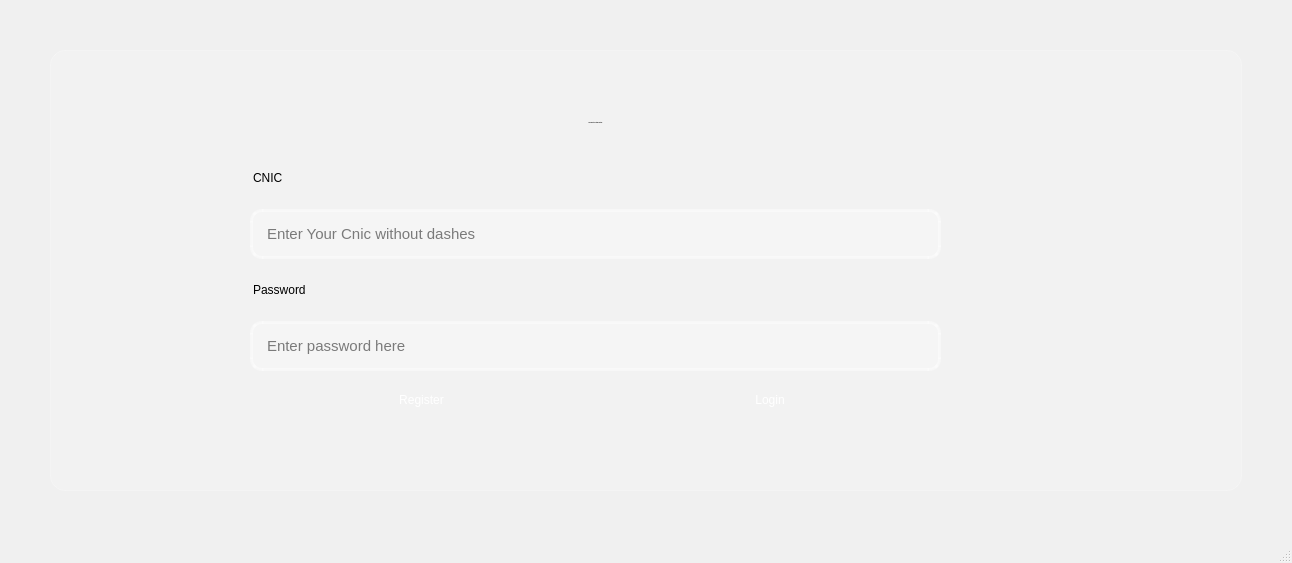
The window that Experiment/mainwindow.ui (hassanshakil22/QT-E-voting) describes before a commit, drawn with Qt 5.
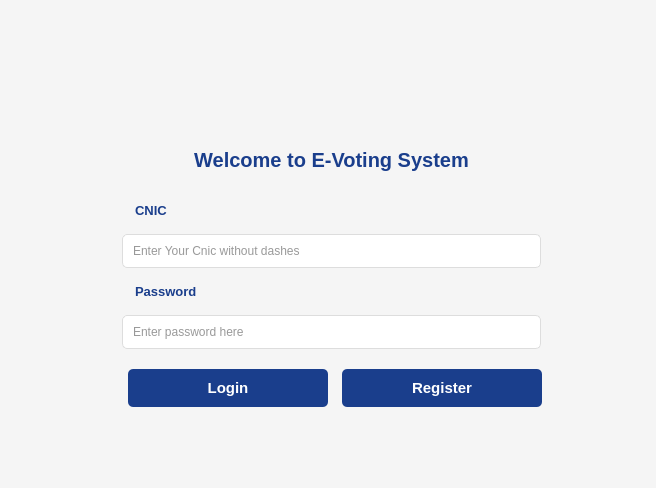
The same window after the commit. Icons and pictures are not drawn.

```diff
--- a/Experiment/mainwindow.ui
+++ b/Experiment/mainwindow.ui
@@ -6,8 +6,8 @@
    <rect>
     <x>0</x>
     <y>0</y>
-    <width>1292</width>
-    <height>563</height>
+    <width>656</width>
+    <height>488</height>
    </rect>
   </property>
   <property name="minimumSize">
@@ -20,74 +20,54 @@
    <string>E-Voting Login Page</string>
   </property>
   <property name="styleSheet">
-   <string notr="true">QLineEdit:error {
-    border: 2px solid #ff4444;
-    background-color: #ffeeee;
+   <string notr="true">QWidget {
+    background-color: #f5f5f5;
 }
 QMessageBox {
     font: 14px &quot;Segoe UI&quot;;
 }
 
-QMessageBox QLabel#qt_msgbox_label {
-    min-width: 300px;
+/* Dark Mode Example */
+QWidget {
+    background-color: #2d3748;
+    color: white;  /* Text color */
 }
-QMainWindow {
-    background-color: #f0f0f0; /* Changed to a solid background color */
-}
 
-/* Central container with glass morphism effect */
-#centralwidget {
-    background: rgba(255, 255, 255, 0.15);
-    border-radius: 15px;
-    border: 1px solid rgba(255, 255, 255, 0.2);
-    padding: 30px;
-    margin: 50px;
+QLineEdit, QPushButton {
+    background-color: white;  /* Input fields/buttons stand out */
+    color: #333333;
 }
-
-/* Title label */
-#welcome_label {
-    font: bold 28px &quot;Segoe UI&quot;, Arial;
-    color: black; /* Changed to black */
-    letter-spacing: 2px;
-    text-transform: uppercase;
-    qproperty-alignment: 'AlignCenter';
-    margin-bottom: 30px;
+/* Main Window */
+QWidget {
+    background-color: #f5f5f5;  /* Light gray */
+    font-family: 'Segoe UI';
 }
 
-/* Form labels */
-QLabel {
-    font: bold 16px &quot;Segoe UI&quot;;
-    color: black; /* Changed to black */
-    margin-bottom: 2px;
+/* Title */
+#log_label {
+    font-size: 20px;
+    font-weight: bold;
+    color: #1a3e8c;  /* Navy blue */
+    padding: 10px;
 }
 
-/* Input fields with modern styling */
+/* Input Fields */
 QLineEdit {
-    background: rgba(255, 255, 255, 0.25);
-    border: 3px solid rgba(255, 255, 255, 0.4);
-    border-radius: 12px;
-    padding: 12px;
-    color: black; /* Changed to black */
-    font-size: 15px;
-    margin-bottom: 2px;
-    selection-background-color: #4facfe;
+    background: white;
+    border: 1px solid #ddd;
+    border-radius: 5px;
+    padding: 8px;
+    margin: 0px 0;
 }
 
-QLineEdit:focus {
-    border-color: rgba(79, 172, 254, 0.8);
-    background: rgba(255, 255, 255, 0.3);
-}
-
-/* Buttons with gradient and animation */
+/* Buttons */
 QPushButton {
-    background: qlineargradient(x1:0, y1:0, x2:1, y2:0,
-                              stop:0 #4facfe, stop:1 #00f2fe);
+    background-color: #1a3e8c;  /* Navy blue */
     color: white;
-    font: bold 16px &quot;Segoe UI&quot;;
-    border-radius: 8px;
-    padding: 14px 24px;
     border: none;
-    min-width: 120px;
+    border-radius: 5px;
+    padding: 10px;
+    margin: 10px 0;
 }
 
 QPushButton:hover {
@@ -95,33 +75,84 @@
                               stop:0 #00f2fe, stop:1 #4facfe);
 }
 
-/* Login container */
-#login_container {
-    background: rgba(255, 255, 255, 0.1);
-    border-radius: 15px;
-    padding: 30px;
-    border: 1px solid rgba(255, 255, 255, 0.15);
+QMessageBox QLabel {
+    font-size: 14pt;
+    font-weight: bold;
+    color: rgb(26, 62, 140);
 }
 
-/* Logo styling */
-#logo_label {
-    qproperty-alignment: 'AlignCenter';
-    margin-bottom: 15px;
-    qproperty-pixmap: url(:/icons/app_logo.png);
+QMessageBox QPushButton {
+    background-color: rgb(26, 62, 140) /* Green buttons */
+    color: rgb(255, 255, 255);
+    padding: 6px 12px;
+    border-radius: 5px;
 }
-</string>
+
+QMessageBox QPushButton:hover {
+    background-color: rgb(255, 255, 255);
+}</string>
   </property>
   <widget class="QWidget" name="centralwidget">
-   <widget class="QWidget" name="verticalLayoutWidget">
+   <layout class="QHBoxLayout" name="horizontalLayout_2">
+    <item>
+     <widget class="QLabel" name="label_3">
+      <property name="text">
+       <string/>
+      </property>
+     </widget>
+    </item>
+    <item>
+     <layout class="QVBoxLayout" name="verticalLayout">
+      <property name="leftMargin">
+       <number>30</number>
+      </property>
+      <property name="topMargin">
+       <number>40</number>
+      </property>
+      <property name="rightMargin">
+       <number>30</number>
+      </property>
+      <property name="bottomMargin">
+       <number>40</number>
+      </property>
+      <item>
+       <widget class="QWidget" name="widget_box_header" native="true">
+        <property name="minimumSize">
+         <size>
+          <width>80</width>
+          <height>80</height>
+         </size>
+        </property>
+        <property name="sizeIncrement">
+         <size>
+          <width>200</width>
+          <height>100</height>
+         </size>
+        </property>
+        <property name="baseSize">
+         <size>
+          <width>200</width>
+          <height>100</height>
+         </size>
+        </property>
+        <widget class="QLabel" name="label_4">
     <property name="geometry">
      <rect>
-      <x>250</x>
-      <y>100</y>
-      <width>691</width>
-      <height>321</height>
-     </rect>
-    </property>
-    <layout class="QVBoxLayout" name="verticalLayout_2">
+           <x>240</x>
+           <y>0</y>
+           <width>101</width>
+           <height>81</height>
+          </rect>
+         </property>
+         <property name="text">
+          <string/>
+         </property>
+         <property name="pixmap">
+          <pixmap resource="image.qrc">:/New folder/logo.png</pixmap>
+         </property>
+        </widget>
+       </widget>
+      </item>
      <item>
       <widget class="QLabel" name="log_label">
        <property name="font">
@@ -144,7 +175,28 @@
       </widget>
      </item>
      <item>
+       <widget class="QWidget" name="widget_2" native="true">
+        <layout class="QVBoxLayout" name="verticalLayout_3">
+         <property name="leftMargin">
+          <number>70</number>
+         </property>
+         <property name="topMargin">
+          <number>2</number>
+         </property>
+         <property name="rightMargin">
+          <number>70</number>
+         </property>
+         <property name="bottomMargin">
+          <number>0</number>
+         </property>
+         <item>
       <widget class="QLabel" name="label">
+           <property name="styleSheet">
+            <string notr="true">  font-size: 13px;
+    font-weight: bold;
+    color: #1a3e8c;  /* Navy blue */
+    padding: 10px;</string>
+           </property>
        <property name="text">
         <string>CNIC</string>
        </property>
@@ -163,11 +215,10 @@
      <item>
       <widget class="QLabel" name="label_2">
        <property name="styleSheet">
-        <string notr="true">QMainWindow {
-    background-image: url(:/resources/);
-    background-position: center;
-    background-repeat: no-repeat;
-}</string>
+            <string notr="true">  font-size: 13px;
+    font-weight: bold;
+    color: #1a3e8c;  /* Navy blue */
+    padding: 10px;</string>
        </property>
        <property name="text">
         <string>Password</string>
@@ -184,15 +235,27 @@
        </property>
       </widget>
      </item>
+        </layout>
+       </widget>
+      </item>
      <item>
+       <widget class="QWidget" name="widget" native="true">
       <layout class="QHBoxLayout" name="horizontalLayout">
-       <item>
-        <widget class="QPushButton" name="signup_btn">
-         <property name="text">
-          <string>Register</string>
+         <property name="spacing">
+          <number>14</number>
          </property>
-        </widget>
-       </item>
+         <property name="leftMargin">
+          <number>76</number>
+         </property>
+         <property name="topMargin">
+          <number>4</number>
+         </property>
+         <property name="rightMargin">
+          <number>69</number>
+         </property>
+         <property name="bottomMargin">
+          <number>0</number>
+         </property>
        <item>
         <widget class="QPushButton" name="login_btn">
          <property name="enabled">
@@ -200,7 +263,7 @@
          </property>
          <property name="minimumSize">
           <size>
-           <width>168</width>
+             <width>0</width>
            <height>0</height>
           </size>
          </property>
@@ -210,15 +273,41 @@
            <height>0</height>
           </size>
          </property>
+           <property name="font">
+            <font>
+             <family>Segoe UI</family>
+             <pointsize>11</pointsize>
+             <bold>true</bold>
+            </font>
+           </property>
          <property name="text">
           <string>Login</string>
          </property>
         </widget>
        </item>
-      </layout>
+         <item>
+          <widget class="QPushButton" name="signup_btn">
+           <property name="font">
+            <font>
+             <family>Segoe UI</family>
+             <pointsize>11</pointsize>
+             <bold>true</bold>
+            </font>
+           </property>
+           <property name="text">
+            <string>Register</string>
+           </property>
+          </widget>
      </item>
     </layout>
    </widget>
+      </item>
+     </layout>
+    </item>
+    <item>
+     <widget class="QWidget" name="widget_3" native="true"/>
+    </item>
+   </layout>
   </widget>
   <widget class="QMenuBar" name="menubar">
    <property name="geometry">
```
Left out of the diff: 16 changed lines with no effect on the pictures. Lines whose indentation alone changed are shown as unchanged.
